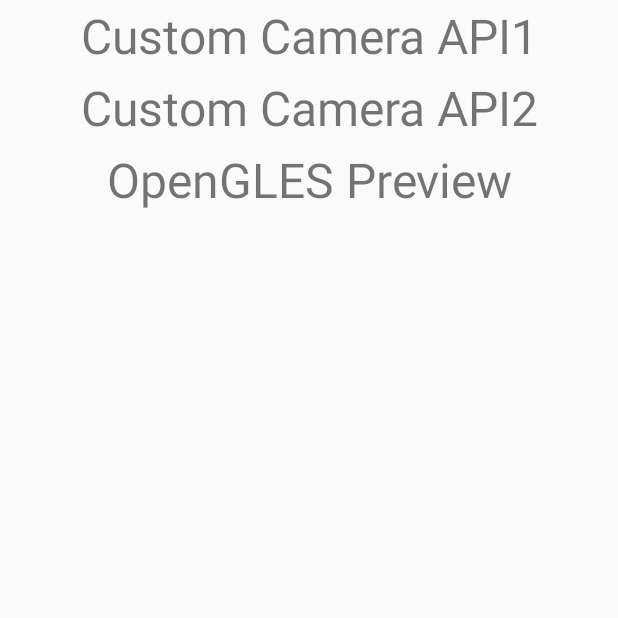
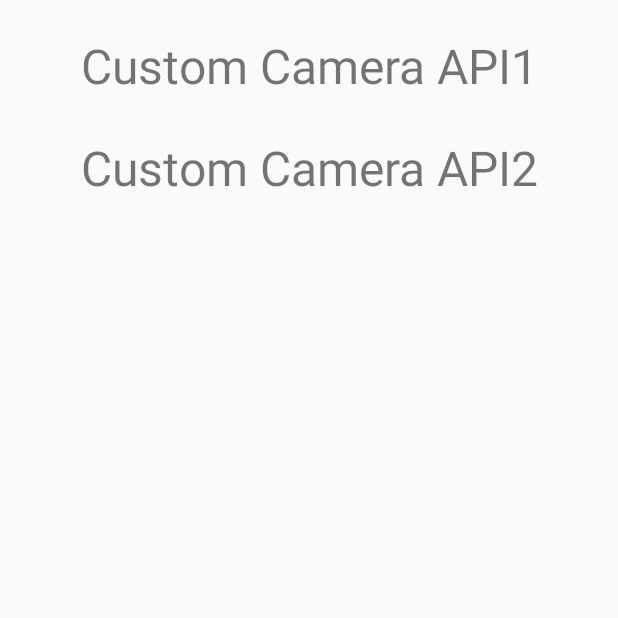
Before and after one commit to yutianzuo/android-camera, an Android app: the screen it shows after launch (MainActivity), on a phone screen of 412 x 824 dp, the top half of it. Run offline under Robolectric (Android 15) with nearby library versions, the phone set to English and light mode, and no system bars.

Commit message:
del some code

```diff
--- a/app/src/main/java/com/github/yutianzuo/camerademo/MainActivity.java
+++ b/app/src/main/java/com/github/yutianzuo/camerademo/MainActivity.java
@@ -20,8 +20,6 @@ public class MainActivity extends AppCompatActivity implements View.OnClickListe
         TextView tv1 = findViewById(R.id.txt1);
         tv1.setOnClickListener(this);
 
-        TextView tv2 = findViewById(R.id.txt2);
-        tv2.setOnClickListener(this);
     }
 
     @Override
@@ -36,9 +34,6 @@ public class MainActivity extends AppCompatActivity implements View.OnClickListe
                 intent = new Intent(this, CustomCamera2.class);
                 startActivity(intent);
                 break;
-            case R.id.txt2:
-                Toast.makeText(this, "coming soon", Toast.LENGTH_LONG).show();
-                break;
         }
     }
 }
--- a/app/src/main/res/layout/activity_main.xml
+++ b/app/src/main/res/layout/activity_main.xml
@@ -10,6 +10,10 @@
         android:layout_height="wrap_content"
         android:orientation="vertical">
 
+        <View
+            android:layout_width="match_parent"
+            android:layout_height="20dp" />
+
         <TextView
             android:id="@+id/txt0"
             android:layout_width="match_parent"
@@ -18,6 +22,10 @@
             android:gravity="center"
             android:text="Custom Camera API1"
             android:textSize="32sp" />
+
+        <View
+            android:layout_width="match_parent"
+            android:layout_height="20dp" />
 
         <TextView
             android:id="@+id/txt1"
@@ -28,15 +36,6 @@
             android:text="Custom Camera API2"
             android:textSize="32sp" />
 
-        <TextView
-            android:id="@+id/txt2"
-            android:layout_width="match_parent"
-            android:layout_height="48dp"
-            android:layout_gravity="center"
-            android:gravity="center"
-            android:text="OpenGLES Preview"
-            android:textSize="32sp" />
-
     </LinearLayout>
 
 </RelativeLayout>
```
